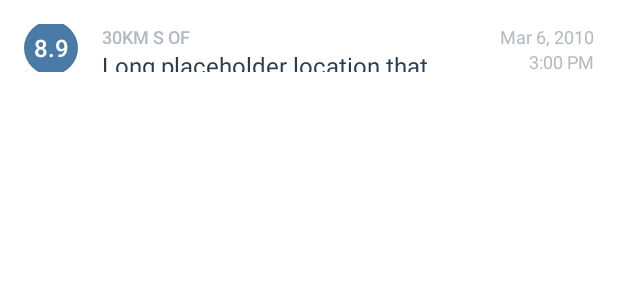
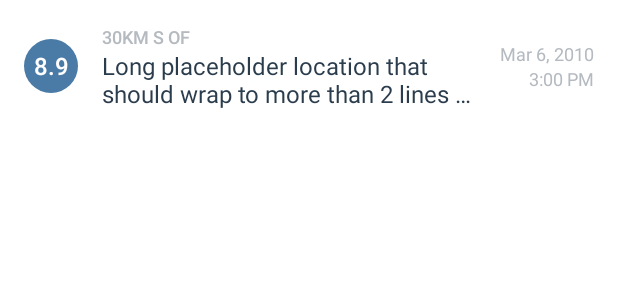
Before and after one commit to wiltrovira/HackatonUPB2021, an Android app: the layout reporte_estado_list_item.xml on its own in the app's theme, with its tools: preview values and no code run, on a phone screen of 412 x 824 dp. Shown: the top 300 px of the screen. Run offline under Robolectric (Android 15) with nearby library versions, the phone set to English and light mode, and no system bars.

Commit message:
Ajuste tamaño de lista de eventos

```diff
--- a/app/src/main/res/layout/reporte_estado_list_item.xml
+++ b/app/src/main/res/layout/reporte_estado_list_item.xml
@@ -1,7 +1,7 @@
 <LinearLayout xmlns:android="http://schemas.android.com/apk/res/android"
     xmlns:tools="http://schemas.android.com/tools"
     android:layout_width="match_parent"
-    android:layout_height="?android:attr/listPreferredItemHeight"
+    android:layout_height="@dimen/list_item_height"
     android:orientation="horizontal"
     android:padding="16dp">
 
```
